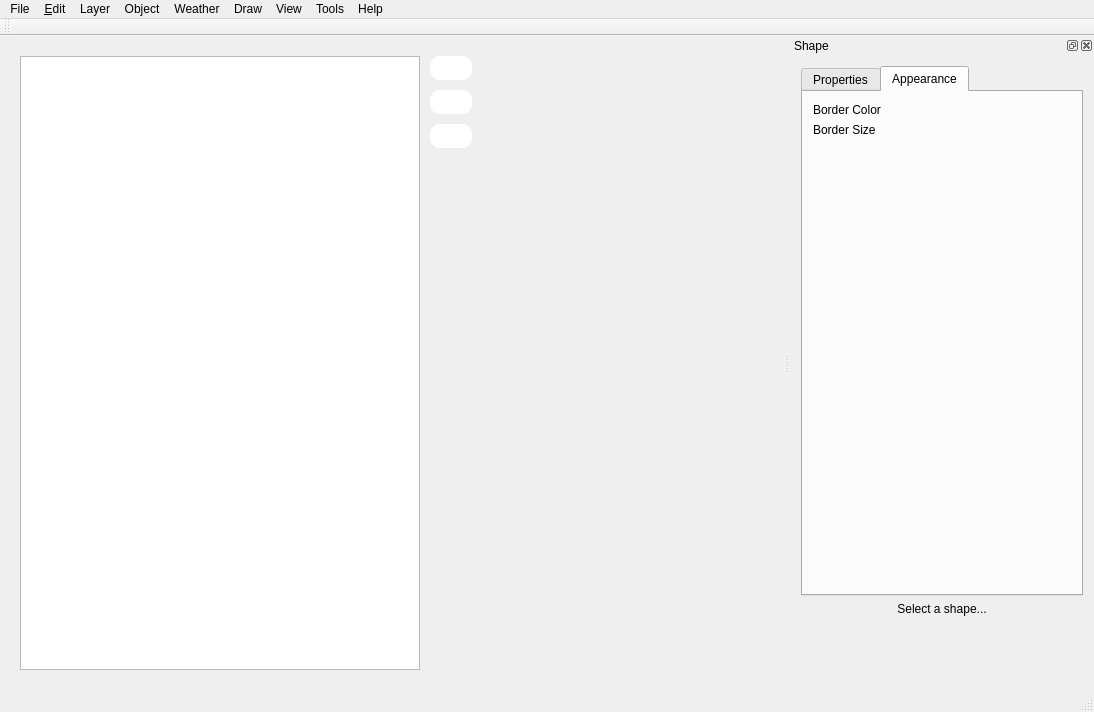
Before: the Qt Designer form explorer/mainwindow.ui in archnemesis/OSMExplorer, drawn with Qt 5.
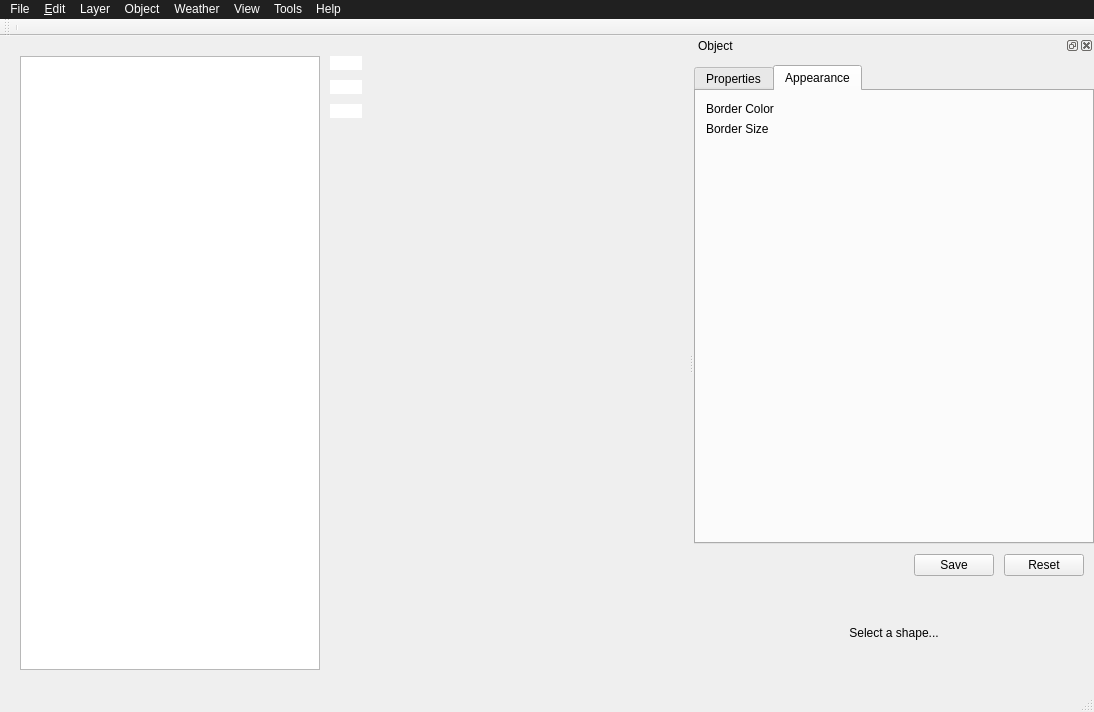
After: the same form once the commit is applied. The open tabs and pages were chosen to show the change. Icons and pictures are not drawn. Custom widgets are drawn as their Qt base class.

What changed in the file:
```diff
--- a/explorer/mainwindow.ui
+++ b/explorer/mainwindow.ui
@@ -18,7 +18,21 @@
     <normaloff>:/images/icon-128.png</normaloff>:/images/icon-128.png</iconset>
   </property>
   <property name="styleSheet">
-   <string notr="true"/>
+   <string notr="true">QMenu {
+    background-color: #202020;
+    margin: 2px; /* some spacing around the menu */
+	color: #FFFFFF;
+}
+
+QMenu::item {
+    padding: 2px 25px 2px 20px;
+    border: 1px solid transparent; /* reserve space for selection border */
+}
+
+QMenu::item:selected {
+	border-color: palette(highlight);
+   background-color: palette(highlight);
+}</string>
   </property>
   <property name="documentMode">
    <bool>false</bool>
@@ -52,7 +66,6 @@
        <string notr="true">QPushButton {
 	border-radius: 10px;
 	background-color: palette(base);
-	padding: 5px;
 }</string>
       </property>
       <layout class="QHBoxLayout" name="horizontalLayout_3">
@@ -81,7 +94,7 @@
          </property>
          <property name="minimumSize">
           <size>
-           <width>400</width>
+           <width>300</width>
            <height>0</height>
           </size>
          </property>
@@ -302,8 +315,8 @@
    </property>
    <property name="iconSize">
     <size>
-     <width>24</width>
-     <height>24</height>
+     <width>32</width>
+     <height>32</height>
     </size>
    </property>
    <attribute name="toolBarArea">
@@ -312,6 +325,7 @@
    <attribute name="toolBarBreak">
     <bool>false</bool>
    </attribute>
+   <addaction name="separator"/>
   </widget>
   <widget class="QMenuBar" name="menuBar">
    <property name="geometry">
@@ -322,6 +336,12 @@
      <height>22</height>
     </rect>
    </property>
+   <property name="styleSheet">
+    <string notr="true">QMenuBar {
+	background-color: #202020;
+	color: #FFFFFF;
+}</string>
+   </property>
    <widget class="QMenu" name="menuFile">
     <property name="title">
      <string>File</string>
@@ -396,15 +416,8 @@
     <addaction name="separator"/>
     <addaction name="actionViewClearRoute"/>
     <addaction name="actionViewGpsLog"/>
-   </widget>
-   <widget class="QMenu" name="menuDraw">
-    <property name="title">
-     <string>Draw</string>
-    </property>
-    <addaction name="actionDrawLine"/>
-    <addaction name="actionDrawEllipse"/>
-    <addaction name="actionDrawRectangle"/>
-    <addaction name="actionDrawPolygon"/>
+    <addaction name="separator"/>
+    <addaction name="actionView_Crosshairs"/>
    </widget>
    <widget class="QMenu" name="menuTools">
     <property name="title">
@@ -467,22 +480,48 @@
    <addaction name="menuLayer"/>
    <addaction name="menuMarker"/>
    <addaction name="menuWeather"/>
-   <addaction name="menuDraw"/>
    <addaction name="menuView"/>
    <addaction name="menuTools"/>
    <addaction name="menuHelp"/>
   </widget>
-  <widget class="QDockWidget" name="dockWidget_3">
+  <widget class="OEDockWidget" name="dockWidget">
+   <property name="minimumSize">
+    <size>
+     <width>400</width>
+     <height>446</height>
+    </size>
+   </property>
+   <property name="styleSheet">
+    <string notr="true"/>
+   </property>
    <property name="windowTitle">
-    <string>Shape</string>
+    <string>Object</string>
    </property>
    <attribute name="dockWidgetArea">
     <number>2</number>
    </attribute>
    <widget class="QWidget" name="dockWidgetContents_3">
-    <layout class="QVBoxLayout" name="verticalLayout_6">
+    <layout class="QVBoxLayout" name="verticalLayout">
+     <property name="spacing">
+      <number>10</number>
+     </property>
+     <property name="leftMargin">
+      <number>0</number>
+     </property>
+     <property name="topMargin">
+      <number>10</number>
+     </property>
+     <property name="rightMargin">
+      <number>0</number>
+     </property>
+     <property name="bottomMargin">
+      <number>10</number>
+     </property>
      <item>
       <widget class="QTabWidget" name="tabShapeEditor">
+       <property name="styleSheet">
+        <string notr="true"/>
+       </property>
        <property name="currentIndex">
         <number>0</number>
        </property>
@@ -556,8 +595,54 @@
        </widget>
       </widget>
      </item>
+     <item>
+      <layout class="QHBoxLayout" name="horizontalLayout">
+       <property name="spacing">
+        <number>10</number>
+       </property>
+       <property name="leftMargin">
+        <number>10</number>
+       </property>
+       <property name="rightMargin">
+        <number>10</number>
+       </property>
+       <item>
+        <spacer name="horizontalSpacer_2">
+         <property name="orientation">
+          <enum>Qt::Horizontal</enum>
+         </property>
+         <property name="sizeHint" stdset="0">
+          <size>
+           <width>40</width>
+           <height>20</height>
+          </size>
+         </property>
+        </spacer>
+       </item>
+       <item>
+        <widget class="QPushButton" name="sidebarSaveButton">
+         <property name="text">
+          <string>Save</string>
+         </property>
+        </widget>
+       </item>
+       <item>
+        <widget class="QPushButton" name="sidebarResetButton">
+         <property name="text">
+          <string>Reset</string>
+         </property>
+        </widget>
+       </item>
+      </layout>
+     </item>
      <item>
       <widget class="QLabel" name="lblNoShapeSelected">
+       <property name="styleSheet">
+        <string notr="true">QLabel {
+	padding-top: 40px;
+	padding-bottom: 40px;
+}</string>
+       </property>
        <property name="text">
         <string>Select a shape...</string>
        </property>
@@ -566,19 +651,6 @@
        </property>
       </widget>
      </item>
-     <item>
-      <spacer name="verticalSpacer">
-       <property name="orientation">
-        <enum>Qt::Vertical</enum>
-       </property>
-       <property name="sizeHint" stdset="0">
-        <size>
-         <width>20</width>
-         <height>40</height>
-        </size>
-       </property>
-      </spacer>
-     </item>
     </layout>
    </widget>
   </widget>
@@ -1002,6 +1074,12 @@
    <extends>QTreeView</extends>
    <header location="global">Map/SlippyMapTreeView.h</header>
   </customwidget>
+  <customwidget>
+   <class>OEDockWidget</class>
+   <extends>QDockWidget</extends>
+   <header location="global">Widget/OEDockWidget.h</header>
+   <container>1</container>
+  </customwidget>
  </customwidgets>
  <resources>
   <include location="resources.qrc"/>
```
Left out of the diff: 154 changed lines with no effect on the pictures.
